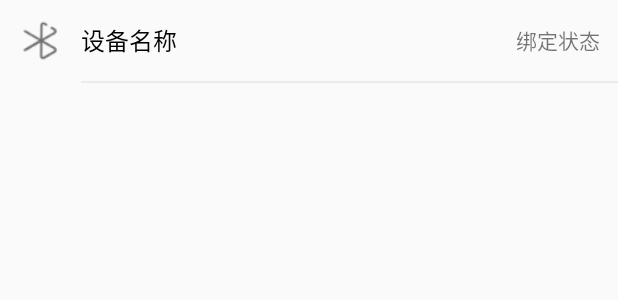
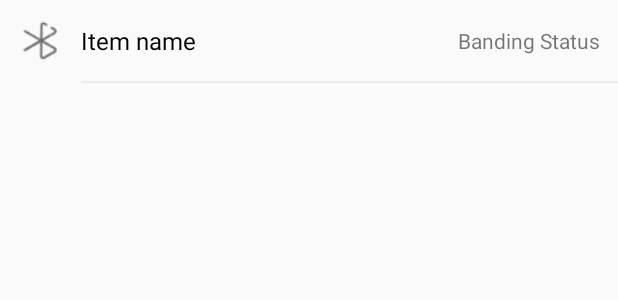
Before and after one commit to PP1-P000089CSITCP/Bluetooth_Use-this, an Android app: the layout item_device_list.xml on its own in the app's theme, with its tools: preview values and no code run, on a phone screen of 412 x 824 dp. Shown: the top 300 px of the screen. Run offline under Robolectric (Android 15) with nearby library versions, the phone set to English and light mode, and no system bars.

Commit message:
Transfer to english

```diff
--- a/app/src/main/res/layout/activity_main.xml
+++ b/app/src/main/res/layout/activity_main.xml
@@ -23,7 +23,7 @@
             android:layout_width="wrap_content"
             android:layout_height="wrap_content"
             android:layout_gravity="center"
-            android:text="我的蓝牙"
+            android:text="My bluetooth"
             android:textColor="#000"
             android:textSize="18sp" />
 
@@ -74,5 +74,5 @@
         android:background="?android:attr/selectableItemBackground"
         android:gravity="center"
         android:onClick="scanBluetooth"
-        android:text="扫描蓝牙" />
+        android:text="Scan Bluetooth" />
 </LinearLayout>
--- a/app/src/main/res/layout/item_device_list.xml
+++ b/app/src/main/res/layout/item_device_list.xml
@@ -21,7 +21,7 @@
             android:id="@+id/tv_name"
             android:paddingLeft="12dp"
             android:textSize="16sp"
-            android:text="设备名称"
+            android:text="Item name"
             android:textColor="#000"
             android:layout_width="0dp"
             android:layout_weight="1"
@@ -31,7 +31,7 @@
         <TextView
             android:gravity="right"
             android:id="@+id/tv_bond_state"
-            android:text="绑定状态"
+            android:text="Banding Status"
             android:layout_width="0dp"
             android:layout_weight="1"
             android:layout_height="wrap_content"/>
```
